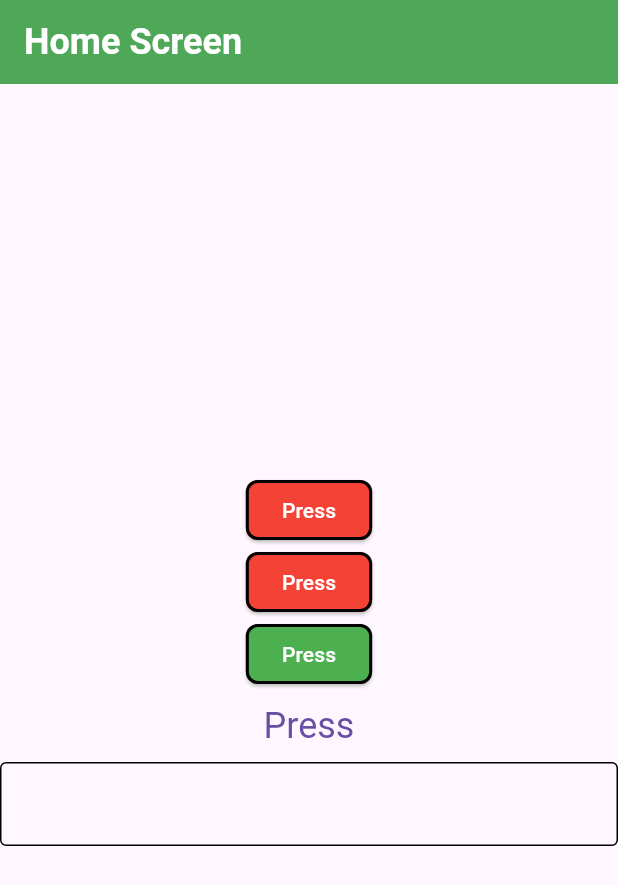
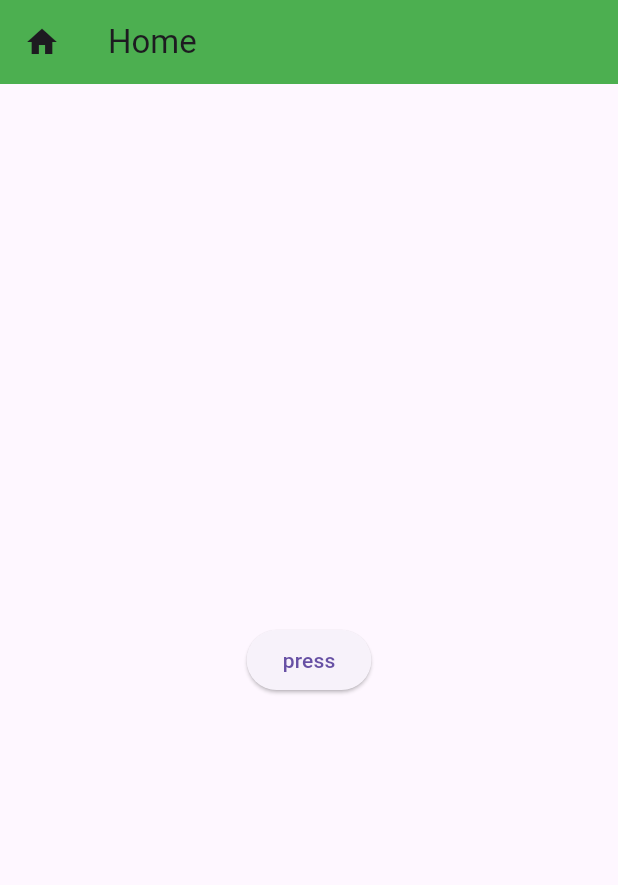
Before and after one commit to SubrataSft/flutter-practice, a Flutter app: the screen it shows after launch, on a phone screen of 412 x 824 dp. Shown: the top 885 px of the screen. Run offline on Flutter 3.47's test engine with Material 3 defaults, Android fonts, the phone set to English and light mode, and no system bars.

Commit message:
splash screen

```diff
--- a/lib/main.dart
+++ b/lib/main.dart
@@ -39,7 +39,10 @@ class HomePage extends StatelessWidget {
   }
 }*/
 
+import 'package:first_apps/splash.dart';
 import 'package:flutter/material.dart';
+
+import 'home_screen.dart';
 
 void main() {
   runApp(MyApp());
@@ -51,86 +54,7 @@ class MyApp extends StatelessWidget {
   @override
   Widget build(BuildContext context) {
     return MaterialApp(
-      home: Home(),
-      theme: ThemeData(
-        brightness: Brightness.light,
-        elevatedButtonTheme: ElevatedButtonThemeData(style: ButtonStyles.elevatedstyle),
-     textButtonTheme: TextButtonThemeData(
-       style: ButtonStyles.textStyle
-     ),
-        inputDecorationTheme: InputDecorationTheme(
-          enabledBorder: OutlineInputBorder(),
-          focusedBorder: OutlineInputBorder(
-            borderRadius: BorderRadius.circular(18)
-          ),
-          errorBorder: OutlineInputBorder(
-         borderSide: BorderSide(color: Colors.red)
-          )
-
-        ),
-        appBarTheme: AppBarTheme(
-          backgroundColor: Colors.green,
-          elevation: 3,
-          titleTextStyle: TextStyle(
-            color: Colors.white,
-            fontWeight: FontWeight.bold,
-            fontSize: 24
-          )
-        ),
-      ),
-      darkTheme: ThemeData(
-        brightness: Brightness.dark
-      ),
-      themeMode: ThemeMode.light,
+      home: Splash(),
     );
   }
 }
-
-class Home extends StatelessWidget {
-  const Home({super.key});
-
-  @override
-  Widget build(BuildContext context) {
-    return Scaffold(
-      appBar: AppBar(title: Text("Home Screen")),
-      body: Column(
-        mainAxisAlignment: MainAxisAlignment.center,
-        children: [
-          ElevatedButton(
-            style: ElevatedButton.styleFrom(backgroundColor: Colors.red),
-            onPressed: () {},
-            child: Text("Press"),
-          ),
-          ElevatedButton(
-            style: ElevatedButton.styleFrom(backgroundColor: Colors.red),
-            onPressed: () {},
-            child: Text("Press"),
-          ),
-          ElevatedButton(
-
-            onPressed: () {},
-            child: Text("Press"),
-          ),
-          TextButton(onPressed: () {}, child: Text("Press")),
-          TextField(),
-        ],
-      ),
-    );
-  }
-}
-
-class ButtonStyles {
-  static ButtonStyle elevatedstyle = ElevatedButton.styleFrom(
-    backgroundColor: Colors.green,
-    foregroundColor: Colors.white,
-    shape: RoundedRectangleBorder(
-      borderRadius: BorderRadius.circular(8),
-      side: BorderSide(width: 2),
-    ),
-  );
-  static ButtonStyle textStyle = TextButton.styleFrom(
-    textStyle: TextStyle(
-      fontSize: 24
-    )
-  );
-}
--- /dev/null
+++ b/lib/splash.dart
@@ -0,0 +1,32 @@
+import 'package:first_apps/home_screen.dart';
+import 'package:flutter/material.dart';
+
+class Splash extends StatefulWidget {
+  const Splash({super.key});
+
+  @override
+  State<Splash> createState() => _SplashState();
+}
+
+class _SplashState extends State<Splash> {
+  @override
+  Widget build(BuildContext context) {
+    return Scaffold(
+      appBar: AppBar(
+        backgroundColor: Colors.green,
+        title: Text("Home"),
+        leading: Icon(Icons.home),
+      ),
+      body: Center(
+        child: Column(
+          mainAxisAlignment: MainAxisAlignment.center,
+          children: [
+            ElevatedButton(onPressed: (){
+              Navigator.push(context, MaterialPageRoute(builder: (context)=>HomeScreen()));
+            }, child: Text("press"))
+          ],
+        ),
+      ),
+    );
+  }
+}
```
Also changed, not shown: lib/home_screen.dart (added, +54 -0 lines).
